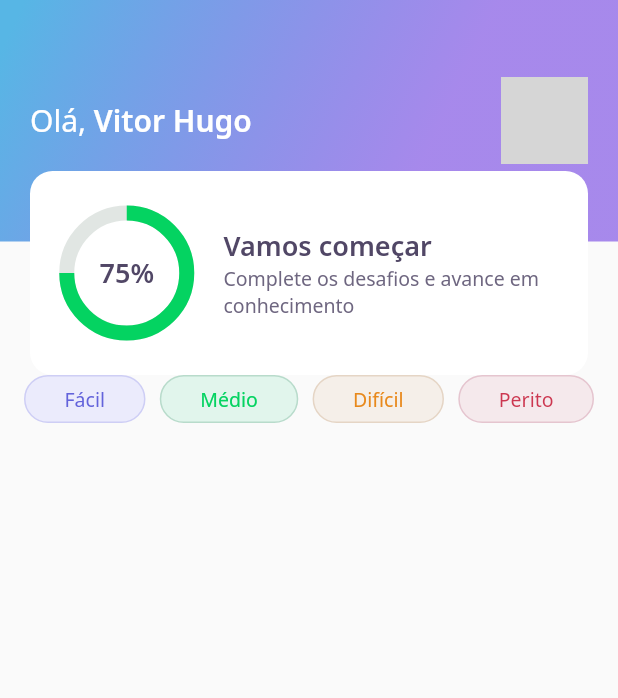
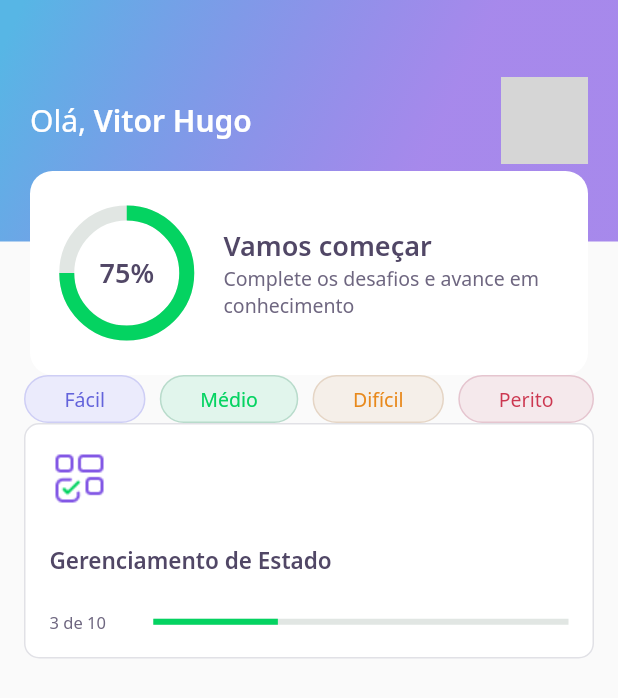
Before and after one commit to includeVitor/dev-quiz, a Flutter app: the screen it shows after launch, on a phone screen of 412 x 824 dp. Shown: the top 698 px of the screen. Run offline on Flutter 3.47's test engine with Material 2 defaults, Android fonts, the phone set to English and light mode, and no system bars; our stand-ins replace google_fonts; network calls fail; grey boxes are pictures that could not be loaded.

Commit message:
finsihing up the quiz card

```diff
--- a/lib/home/home_page.dart
+++ b/lib/home/home_page.dart
@@ -1,6 +1,7 @@
 import 'package:flutter/material.dart';
 import 'package:nlw5_flutter/home/widgets/appbar/app_bar_widget.dart';
 import 'package:nlw5_flutter/home/widgets/level_button/level_button_widget.dart';
+import 'package:nlw5_flutter/home/widgets/quiz_card/quiz_card_widget.dart';
 
 class HomePage extends StatefulWidget {
   HomePage({Key? key}) : super(key: key);
@@ -16,7 +17,9 @@ class _HomePageState extends State<HomePage> {
         appBar: AppBarWidget(),
         body: Padding(
           padding: const EdgeInsets.symmetric(horizontal: 16),
-          child: Row(
+          child: Column(
+            children: [
+              Row(
                 mainAxisAlignment: MainAxisAlignment.spaceBetween,
                 children: [
                   LevelButtonWidget(
@@ -33,6 +36,9 @@ class _HomePageState extends State<HomePage> {
                   ),
                 ],
               ),
+              QuizCardWidget()
+            ],
+          ),
         ));
   }
 }
--- /dev/null
+++ b/lib/home/widgets/quiz_card/quiz_card_widget.dart
@@ -0,0 +1,59 @@
+import 'package:flutter/material.dart';
+import 'package:nlw5_flutter/core/app_colors.dart';
+import 'package:nlw5_flutter/core/app_images.dart';
+import 'package:nlw5_flutter/core/app_text_styles.dart';
+
+class QuizCardWidget extends StatelessWidget {
+  const QuizCardWidget({Key? key}) : super(key: key);
+
+  @override
+  Widget build(BuildContext context) {
+    return Container(
+      padding: EdgeInsets.all(16),
+      decoration: BoxDecoration(
+          border: Border.fromBorderSide(BorderSide(color: AppColors.border)),
+          color: AppColors.white,
+          borderRadius: BorderRadius.circular(10)),
+      child: Column(
+        crossAxisAlignment: CrossAxisAlignment.start,
+        children: [
+          Container(
+            height: 40,
+            width: 40,
+            child: Image.asset(AppImages.blocks),
+          ),
+          SizedBox(
+            height: 24,
+          ),
+          Text(
+            "Gerenciamento de Estado",
+            style: AppTextStyles.heading15,
+          ),
+          SizedBox(
+            height: 24,
+          ),
+          Row(
+            children: [
+              Expanded(
+                flex: 1,
+                child: Text(
+                  "3 de 10",
+                  style: AppTextStyles.body11,
+                ),
+              ),
+              Expanded(
+                flex: 4,
+                child: LinearProgressIndicator(
+                  value: 0.3,
+                  backgroundColor: AppColors.chartSecondary,
+                  valueColor:
+                      AlwaysStoppedAnimation<Color>(AppColors.chartPrimary),
+                ),
+              )
+            ],
+          )
+        ],
+      ),
+    );
+  }
+}
```
Lines whose indentation alone changed are shown as unchanged.
